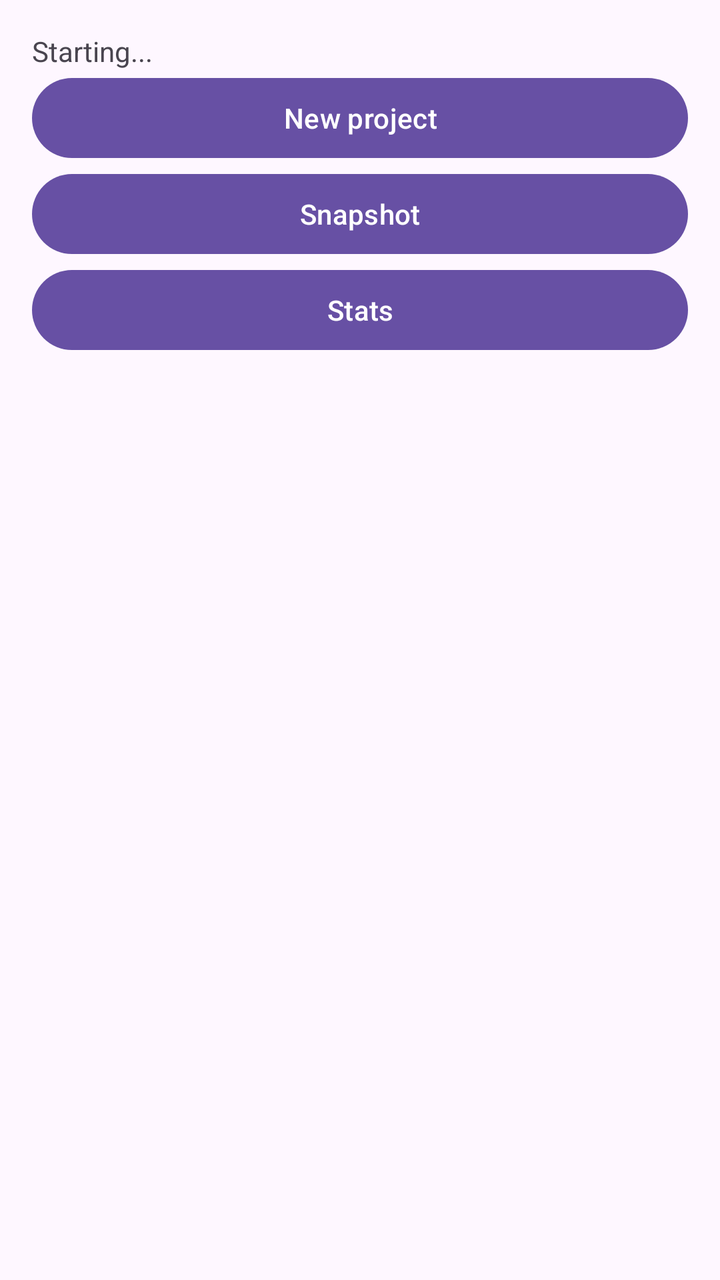
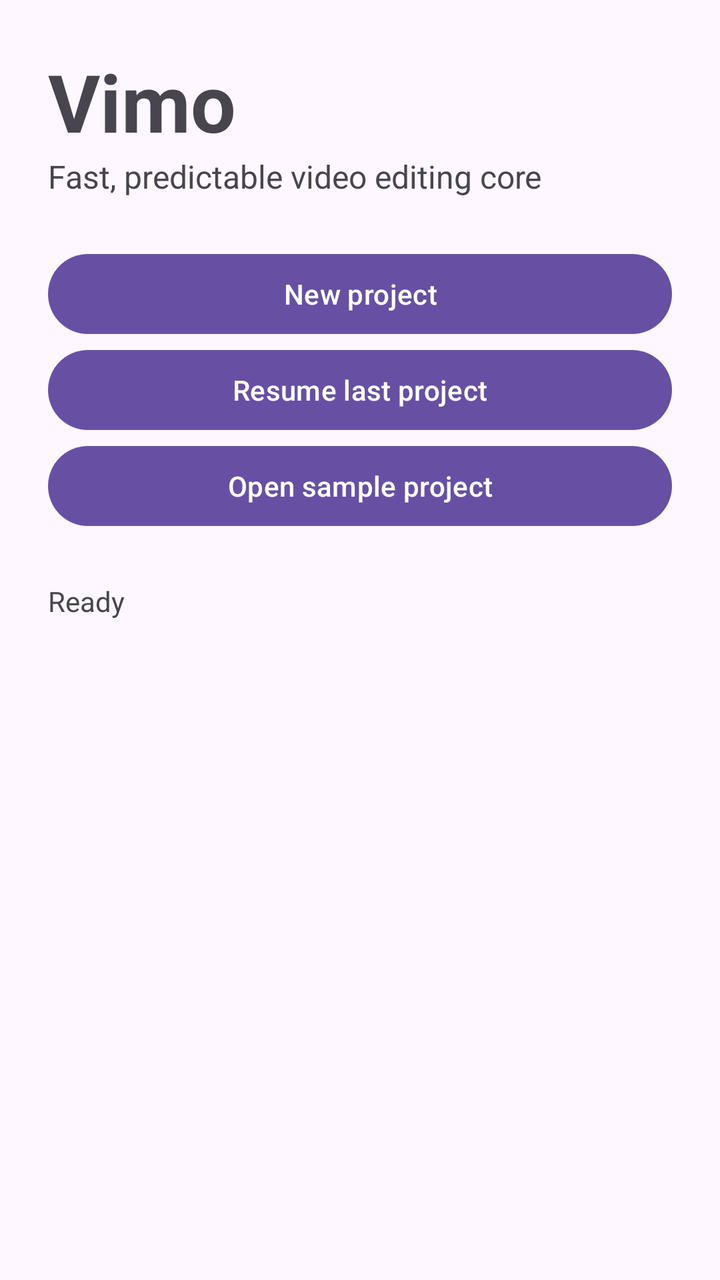

Two renders of the same Android screen: before a commit and after it. Below are the layout's source before the change and the commit's diff.
<!-- AndroidManifest.xml: application theme Theme.Vimo -->
<!-- res/layout/activity_main.xml -->
<?xml version="1.0" encoding="utf-8"?>
<LinearLayout xmlns:android="http://schemas.android.com/apk/res/android"
    android:layout_width="match_parent"
    android:layout_height="match_parent"
    android:orientation="vertical"
    android:padding="16dp">

    <TextView
        android:id="@+id/status"
        android:layout_width="match_parent"
        android:layout_height="wrap_content"
        android:text="Starting..." />

    <Button
        android:id="@+id/newProject"
        android:layout_width="match_parent"
        android:layout_height="wrap_content"
        android:text="New project" />

    <Button
        android:id="@+id/snapshot"
        android:layout_width="match_parent"
        android:layout_height="wrap_content"
        android:text="Snapshot" />

    <Button
        android:id="@+id/stats"
        android:layout_width="match_parent"
        android:layout_height="wrap_content"
        android:text="Stats" />
</LinearLayout>
<!-- resources referenced by this layout -->
<resources>
  <style name="Theme.Vimo" parent="Theme.Material3.DayNight.NoActionBar" />
</resources>

<!-- the commit's change to res/layout/activity_main.xml (unified diff, before → after) -->
@@ -1,31 +1,52 @@
 <?xml version="1.0" encoding="utf-8"?>
-<LinearLayout xmlns:android="http://schemas.android.com/apk/res/android"
+<ScrollView xmlns:android="http://schemas.android.com/apk/res/android"
     android:layout_width="match_parent"
     android:layout_height="match_parent"
-    android:orientation="vertical"
-    android:padding="16dp">
+    android:fillViewport="true">
 
-    <TextView
-        android:id="@+id/status"
+    <LinearLayout
         android:layout_width="match_parent"
         android:layout_height="wrap_content"
-        android:text="Starting..." />
+        android:orientation="vertical"
+        android:padding="24dp">
 
-    <Button
-        android:id="@+id/newProject"
-        android:layout_width="match_parent"
-        android:layout_height="wrap_content"
-        android:text="New project" />
+        <TextView
+            android:layout_width="match_parent"
+            android:layout_height="wrap_content"
+            android:text="Vimo"
+            android:textSize="40sp"
+            android:textStyle="bold" />
 
-    <Button
-        android:id="@+id/snapshot"
-        android:layout_width="match_parent"
-        android:layout_height="wrap_content"
-        android:text="Snapshot" />
+        <TextView
+            android:layout_width="match_parent"
+            android:layout_height="wrap_content"
+            android:layout_marginBottom="24dp"
+            android:text="Fast, predictable video editing core"
+            android:textSize="16sp" />
 
-    <Button
-        android:id="@+id/stats"
-        android:layout_width="match_parent"
-        android:layout_height="wrap_content"
-        android:text="Stats" />
-</LinearLayout>
+        <Button
+            android:id="@+id/newProject"
+            android:layout_width="match_parent"
+            android:layout_height="wrap_content"
+            android:text="New project" />
+
+        <Button
+            android:id="@+id/resumeProject"
+            android:layout_width="match_parent"
+            android:layout_height="wrap_content"
+            android:text="Resume last project" />
+
+        <Button
+            android:id="@+id/sampleProject"
+            android:layout_width="match_parent"
+            android:layout_height="wrap_content"
+            android:text="Open sample project" />
+
+        <TextView
+            android:id="@+id/homeStatus"
+            android:layout_width="match_parent"
+            android:layout_height="wrap_content"
+            android:layout_marginTop="24dp"
+            android:text="Ready" />
+    </LinearLayout>
+</ScrollView>
